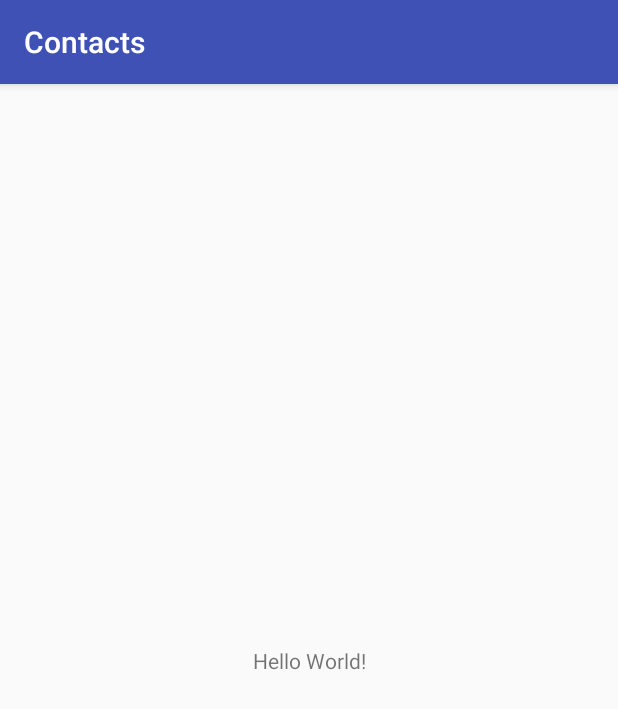
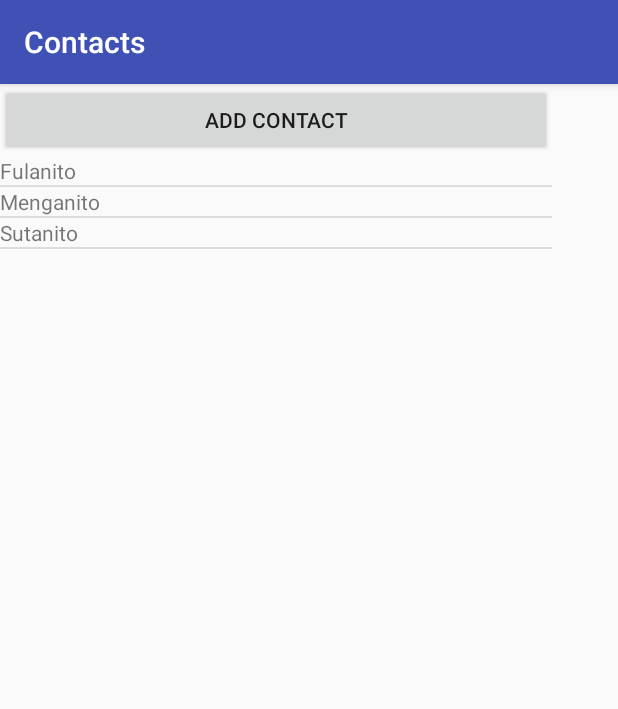
Before and after one commit to dieb7/Contacts, an Android app: the screen it shows after launch (ContactsActivity), on a phone screen of 412 x 824 dp. Shown: the top 709 px of the screen. Run offline under Robolectric (Android 15) with nearby library versions, the phone set to English and light mode, and no system bars.

Commit message:
Added a very simple ListView with some hardcoded values. Also added a button to add contacts, but it does not do anything yet

```diff
--- a/app/src/main/java/com/example/diebm/contacts/ContactsActivity.java
+++ b/app/src/main/java/com/example/diebm/contacts/ContactsActivity.java
@@ -2,12 +2,36 @@ package com.example.diebm.contacts;
 
 import android.support.v7.app.AppCompatActivity;
 import android.os.Bundle;
+import android.widget.ArrayAdapter;
+import android.widget.ListView;
+
+import java.util.ArrayList;
+import java.util.Arrays;
 
 public class ContactsActivity extends AppCompatActivity {
+
+    private ListView my_contacts;
+    private ArrayAdapter<String> listAdapter;
 
     @Override
     protected void onCreate(Bundle savedInstanceState) {
         super.onCreate(savedInstanceState);
         setContentView(R.layout.activity_contacts);
+
+        // Find the listView resource
+        my_contacts = (ListView) findViewById(R.id.contactsListView);
+
+        // Create and populate a list of user names.
+        String[] usernames = new String[] {"Fulanito", "Menganito", "Sutanito"};
+
+        ArrayList<String> usernameList = new ArrayList<String>();
+
+        usernameList.addAll(Arrays.asList(usernames));
+
+        // Create ArrayAdapter using the usenname list
+
+        listAdapter = new ArrayAdapter<String>(this, R.layout.stringrow, usernameList);
+
+        my_contacts.setAdapter(listAdapter);
     }
 }
--- a/app/src/main/res/layout/activity_contacts.xml
+++ b/app/src/main/res/layout/activity_contacts.xml
@@ -6,13 +6,35 @@
     android:layout_height="match_parent"
     tools:context="com.example.diebm.contacts.ContactsActivity">
 
-    <TextView
-        android:layout_width="wrap_content"
-        android:layout_height="wrap_content"
-        android:text="Hello World!"
-        app:layout_constraintBottom_toBottomOf="parent"
-        app:layout_constraintLeft_toLeftOf="parent"
-        app:layout_constraintRight_toRightOf="parent"
-        app:layout_constraintTop_toTopOf="parent" />
+    <LinearLayout
+        android:layout_width="368dp"
+        android:layout_height="495dp"
+        android:orientation="horizontal"
+        tools:layout_editor_absoluteY="8dp"
+        tools:layout_editor_absoluteX="8dp">
+
+        <LinearLayout
+            android:layout_width="match_parent"
+            android:layout_height="match_parent"
+            android:layout_weight="1"
+            android:orientation="vertical">
+
+            <Button
+                android:id="@+id/addContactButton"
+                android:layout_width="match_parent"
+                android:layout_height="wrap_content"
+                android:text="Add Contact"
+                tools:layout_editor_absoluteX="8dp"
+                tools:layout_editor_absoluteY="0dp" />
+
+            <ListView
+                android:id="@+id/contactsListView"
+                android:layout_width="match_parent"
+                android:layout_height="match_parent"
+                android:layout_weight="1" />
+
+        </LinearLayout>
+
+    </LinearLayout>
 
 </android.support.constraint.ConstraintLayout>
--- /dev/null
+++ b/app/src/main/res/layout/stringrow.xml
@@ -0,0 +1,5 @@
+<?xml version="1.0" encoding="utf-8"?>
+<TextView xmlns:android="http://schemas.android.com/apk/res/android"
+    android:layout_width="match_parent" android:layout_height="match_parent">
+
+</TextView>
```
